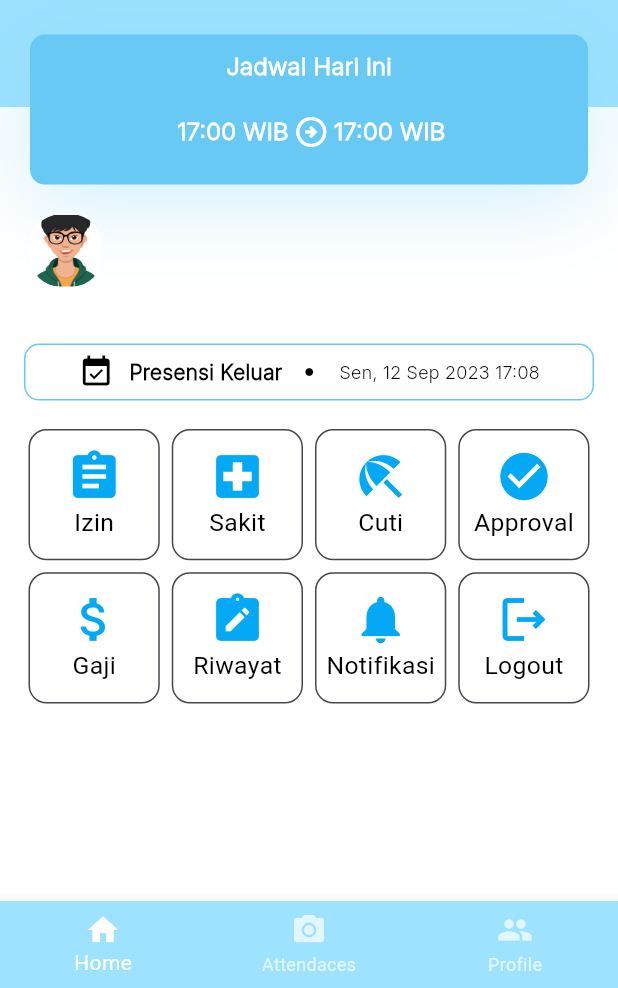
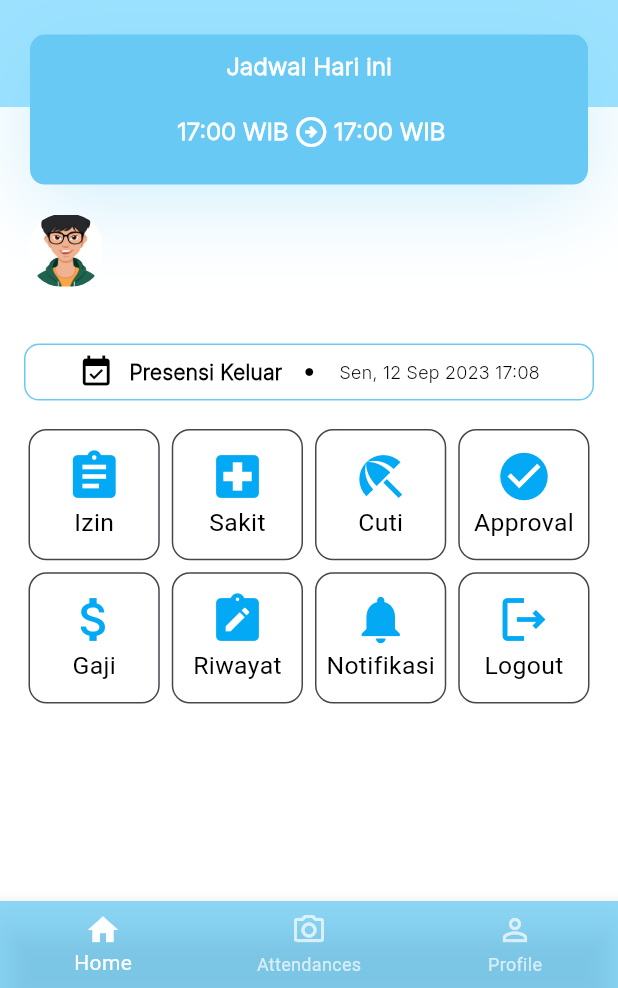
Before and after one commit to KingRovs771/AbsensiK-Mobile, a Flutter app: the BottomBar screen opened directly with empty values, on a phone screen of 412 x 824 dp, the part 248-1236 px from its top. Run offline on Flutter 3.47's test engine with Material 3 defaults, Android fonts, the phone set to English and light mode, and no system bars; our stand-ins replace bloc, camera, dartz, dio, equatable, flutter_bloc and 6 more; accounts and stored records are empty.

Commit message:
Repair Bottom Bar

```diff
--- a/lib/common/helper/bottomNavigation/bottom_bar.dart
+++ b/lib/common/helper/bottomNavigation/bottom_bar.dart
@@ -1,61 +1,30 @@
-import 'dart:developer' as dev;
-
 import 'package:absensi_alma/core/config/theme/app_colors.dart';
 import 'package:absensi_alma/domain/entities/user_entity.dart';
-import 'package:absensi_alma/injection_container.dart';
 import 'package:absensi_alma/presentation/attendaces/pages/attendaces_pages.dart';
-import 'package:absensi_alma/presentation/auth/bloc/auth_bloc.dart';
-import 'package:absensi_alma/presentation/auth/pages/signin.dart';
 import 'package:absensi_alma/presentation/home/pages/home_page.dart';
 import 'package:absensi_alma/presentation/profile/pages/profile_page.dart';
 import 'package:flutter/material.dart';
-import 'package:flutter_bloc/flutter_bloc.dart';
 
-class BottomBar extends StatelessWidget {
+class BottomBar extends StatefulWidget {
   final UserEntity user;
   const BottomBar({super.key, required this.user});
+
   @override
-  Widget build(BuildContext context) {
-    return BlocProvider(
-      create: (context) => sl<AuthBloc>(),
-      child: BlocListener<AuthBloc, AuthState>(
-        // Listener untuk menangani navigasi saat logout
-        listener: (context, state) {
-          if (state is AuthUnauthenticated) {
-            Navigator.of(context).pushAndRemoveUntil(
-              MaterialPageRoute(builder: (context) => SignInPage()),
-              (route) => false,
-            );
-          }
-        },
-        child: _BottomBarView(user: user),
-      ),
-    );
-  }
+  State<BottomBar> createState() => _BottomBarState();
 }
 
-class _BottomBarView extends StatefulWidget {
-  final UserEntity user;
-  const _BottomBarView({required this.user});
-  @override
-  State<_BottomBarView> createState() => _BottomBarViewState();
-}
-
-class _BottomBarViewState extends State<_BottomBarView> {
+class _BottomBarState extends State<BottomBar> {
   int _selectedIndex = 0;
-
   late final List<Widget> _widgetOptions;
 
   @override
   void initState() {
     super.initState();
-
+    // Logika ini sudah benar, kita hanya meneruskan data user ke setiap halaman.
     _widgetOptions = <Widget>[
       HomePage(user: widget.user),
       AttendancePage(user: widget.user),
-      ProfilePage(
-        user: widget.user,
-      ),
+      ProfilePage(user: widget.user),
     ];
   }
 
@@ -67,30 +36,34 @@ class _BottomBarViewState extends State<_BottomBarView> {
 
   @override
   Widget build(BuildContext context) {
-    dev.log("Widget BottomBar sedang di-build.", name: "WidgetBuildCheck");
+    // PERBAIKAN 2: Hapus BlocProvider dan BlocListener.
+    // Widget ini sekarang menjadi "dumb widget" yang hanya menampilkan UI.
+    // Logika logout sudah ditangani oleh BlocBuilder di main.dart.
     return Scaffold(
       body: Center(
         child: _widgetOptions.elementAt(_selectedIndex),
       ),
       bottomNavigationBar: BottomNavigationBar(
         type: BottomNavigationBarType.fixed,
-        backgroundColor: AppColors.secondaryColor,
-        items: <BottomNavigationBarItem>[
+        // Ganti dengan warna Anda jika perlu
+        backgroundColor: AppColors.navbarColor,
+        items: const <BottomNavigationBarItem>[
           BottomNavigationBarItem(
-              icon: Icon(Icons.home),
+              icon: Icon(Icons.home_outlined),
               activeIcon: Icon(Icons.home),
               label: 'Home'),
           BottomNavigationBarItem(
-              icon: Icon(Icons.photo_camera),
-              activeIcon: Icon(Icons.photo_camera),
-              label: 'Attendaces'),
+              icon: Icon(Icons.camera_alt_outlined),
+              activeIcon: Icon(Icons.camera_alt),
+              label: 'Attendances'),
           BottomNavigationBarItem(
-              icon: Icon(Icons.people),
-              activeIcon: Icon(Icons.people),
+              icon: Icon(Icons.person_outline),
+              activeIcon: Icon(Icons.person),
               label: 'Profile'),
         ],
         currentIndex: _selectedIndex,
-        selectedItemColor: AppColors.fontColor,
+        selectedItemColor: Colors.white,
+        unselectedItemColor: Colors.white70,
         onTap: _onItemTapped,
         iconSize: 24,
       ),
```
